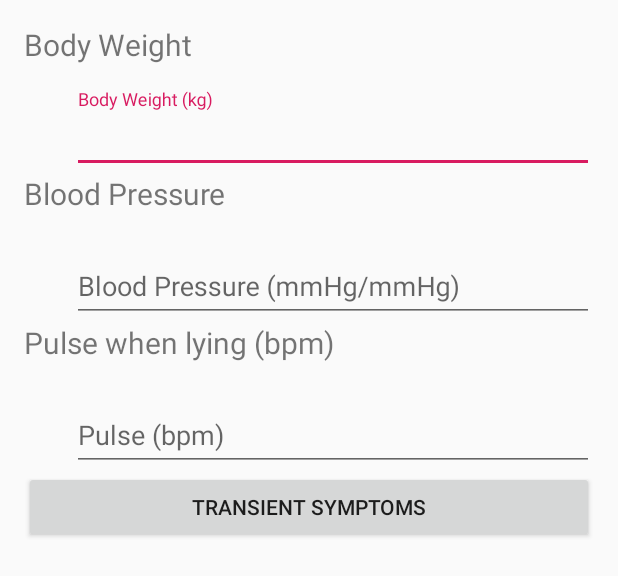
After one commit to jaqxues/Thunder, an Android app: the layout fragment_health_check.xml on its own in the app's theme, with its tools: preview values and no code run, on a phone screen of 412 x 824 dp. The commit adds this screen. Shown: the top 576 px of the screen. Run offline under Robolectric (Android 15) with nearby library versions, the phone set to English and light mode, and no system bars; network calls fail.

Commit message:
HealthCheck

```diff
--- a/app/src/main/java/com/jaqxues/thunder/fragments/UserInformationFragment.kt
+++ b/app/src/main/java/com/jaqxues/thunder/fragments/UserInformationFragment.kt
@@ -67,6 +67,10 @@ class UserInformationFragment : Fragment() {
             listener?.openTransactions()
         }
 
+        health_check_card.setOnClickListener {
+            listener?.openHealthCheck()
+        }
+
         viewModel.refreshItems()
     }
 
@@ -89,6 +93,8 @@ class UserInformationFragment : Fragment() {
         fun openMedicineQRs()
 
         fun openTransactions()
+
+        fun openHealthCheck()
     }
 
     companion object {
--- /dev/null
+++ b/app/src/main/res/layout/fragment_health_check.xml
@@ -0,0 +1,77 @@
+<?xml version="1.0" encoding="utf-8"?>
+<LinearLayout xmlns:android="http://schemas.android.com/apk/res/android"
+    xmlns:tools="http://schemas.android.com/tools"
+    android:layout_width="match_parent"
+    android:layout_height="match_parent"
+    android:layout_margin="16dp"
+    tools:context=".HealthCheckFragment"
+    android:orientation="vertical">
+
+    <TextView
+        android:id="@+id/weight_title"
+        android:layout_width="match_parent"
+        android:layout_height="wrap_content"
+        android:layout_marginBottom="16dp"
+        android:textSize="20sp"
+        android:text="Body Weight" />
+
+    <com.google.android.material.textfield.TextInputLayout
+        android:layout_width="match_parent"
+        android:layout_height="wrap_content"
+        android:layout_marginStart="32dp"
+        android:hint="Body Weight (kg)">
+
+        <com.google.android.material.textfield.TextInputEditText
+            android:id="@+id/body_wie"
+            android:layout_width="match_parent"
+            android:layout_height="wrap_content"
+            android:maxLength="5"
+            android:inputType="numberDecimal" />
+    </com.google.android.material.textfield.TextInputLayout>
+
+    <TextView
+        android:layout_width="match_parent"
+        android:layout_height="wrap_content"
+        android:layout_marginBottom="16dp"
+        android:textSize="20sp"
+        android:text="Blood Pressure" />
+
+    <com.google.android.material.textfield.TextInputLayout
+        android:layout_width="match_parent"
+        android:layout_height="wrap_content"
+        android:layout_marginStart="32dp"
+        android:hint="Blood Pressure (mmHg/mmHg)">
+
+        <com.google.android.material.textfield.TextInputEditText
+            android:layout_width="match_parent"
+            android:layout_height="wrap_content"
+            android:maxLength="5"
+            android:inputType="text" />
+    </com.google.android.material.textfield.TextInputLayout>
+
+    <TextView
+        android:layout_width="match_parent"
+        android:layout_height="wrap_content"
+        android:layout_marginBottom="16dp"
+        android:textSize="20sp"
+        android:text="Pulse when lying (bpm)" />
+
+    <com.google.android.material.textfield.TextInputLayout
+        android:layout_width="match_parent"
+        android:layout_height="wrap_content"
+        android:layout_marginStart="32dp"
+        android:hint="Pulse (bpm)">
+
+        <com.google.android.material.textfield.TextInputEditText
+            android:layout_width="match_parent"
+            android:layout_height="wrap_content"
+            android:maxLength="5"
+            android:inputType="number" />
+    </com.google.android.material.textfield.TextInputLayout>
+
+    <Button
+        android:id="@+id/temp_symps"
+        android:layout_width="match_parent"
+        android:layout_height="wrap_content"
+        android:text="Transient symptoms" />
+</LinearLayout>
--- a/app/src/main/res/values/strings.xml
+++ b/app/src/main/res/values/strings.xml
@@ -13,4 +13,6 @@
     <string name="scan_qr_code">Scan QR Code</string>
     <string name="qr_content_desc">QR Code</string>
     <string name="finance_title">Finance</string>
+    <string name="health_check_title">Health Checker</string>
+    <string name="health_check">Send weekly Health Check</string>
 </resources>
```
Also changed, not shown: app/src/main/java/com/jaqxues/thunder/HealthCheckFragment.kt (added, +52 -0 lines), app/src/main/java/com/jaqxues/thunder/MainActivity.kt (+9 -2 lines), app/src/main/res/layout/fragment_user_information.xml (+31 -0 lines).
